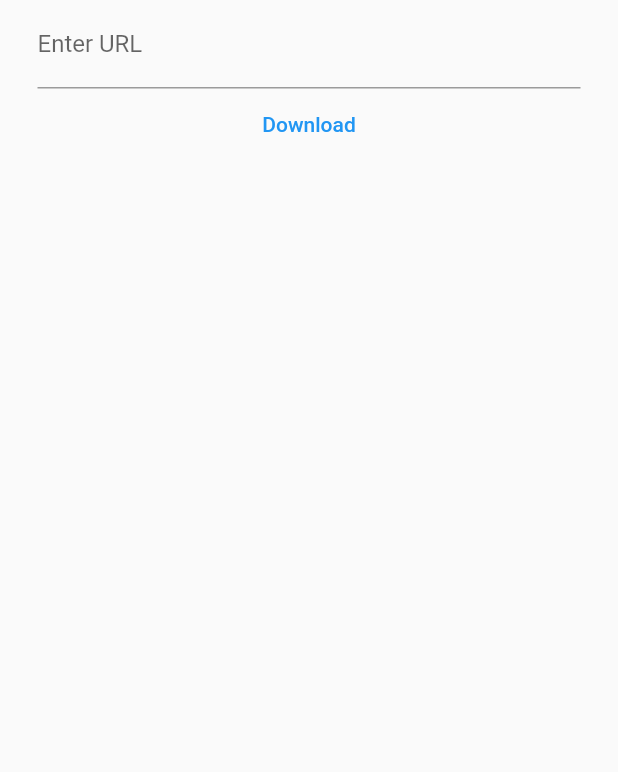
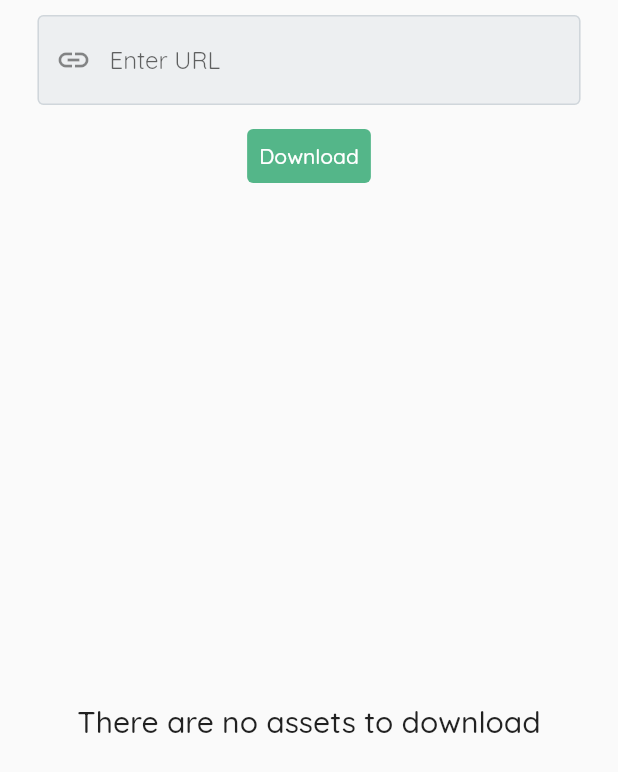
Before and after one commit to X-SLAYER/website-cloner-dart, a Flutter app: the screen it shows after launch, on a phone screen of 412 x 824 dp. Shown: the top 772 px of the screen. Run offline on Flutter 3.47's test engine with Material 2 defaults, Android fonts, the phone set to English and light mode, and no system bars; our stand-ins replace another_flushbar, auto_size_text, connectivity_plus, dio, fluttertoast, font_awesome_flutter and 1 more; missing offline and left inert: ez_validator, window_size.

```diff
--- a/lib/constant/regex_list.dart
+++ b/lib/constant/regex_list.dart
@@ -1 +1,2 @@
-const String mediaRegex = r'<(link|img|script).*(href|src)="(.*?)".*>';
+const String mediaRegex =
+    r'<(link|img|script).*(href|src|imagesrcset)="(.*?)".*>';
--- a/lib/main.dart
+++ b/lib/main.dart
@@ -1,17 +1,24 @@
+import 'dart:io';
+
 import 'package:flutter_updated_boilerplate/data/locale/general_context.dart';
 import 'package:flutter_updated_boilerplate/providers.dart';
 import 'package:flutter_updated_boilerplate/routers.dart';
-import 'package:flutter_updated_boilerplate/stores/language/app_localization.dart';
 import 'package:flutter_updated_boilerplate/stores/language/store.dart';
-import 'package:flutter_updated_boilerplate/stores/providers/app_theme.dart';
 import 'package:flutter_updated_boilerplate/ui/screens/home.dart';
 import 'package:flutter_localizations/flutter_localizations.dart';
 import 'package:flutter/material.dart';
 import 'package:flutter/services.dart';
+import 'package:google_fonts/google_fonts.dart';
 import 'package:provider/provider.dart';
+import 'package:window_size/window_size.dart';
 
 void main() async {
   WidgetsFlutterBinding.ensureInitialized();
+  if (Platform.isWindows || Platform.isLinux || Platform.isMacOS) {
+    setWindowTitle('Website Cloner By X-SLAYER');
+    setWindowMaxSize(const Size(639.0, 500.0));
+    setWindowMinSize(const Size(639.0, 500.0));
+  }
   SystemChrome.setPreferredOrientations([DeviceOrientation.portraitUp]);
   runApp(
     MultiProvider(
@@ -26,9 +33,7 @@ class MyApp extends StatelessWidget {
 
   @override
   Widget build(BuildContext context) {
-    return Consumer<AppLocalization>(
-      builder: (ctx, localization, child) => Consumer<AppTheme>(
-        builder: (_, themeProvider, __) => MaterialApp(
+    return MaterialApp(
       key: CurrentApp.appKey,
       navigatorKey: CurrentApp.navigatorKey,
       localizationsDelegates: const [
@@ -42,16 +47,21 @@ class MyApp extends StatelessWidget {
         Locale('en', 'US'),
         Locale('ar', 'TN'),
       ],
-          localeResolutionCallback: (locale, supportedLocales) {
-            return Locale(localization.selectedLanguageCode);
-          },
       debugShowCheckedModeBanner: false,
-          title: 'iheb-boilerplate',
-          theme: themeProvider.getThemeData,
+      title: 'Website Cloner By X-SLAYER',
+      theme: ThemeData(
+        fontFamily: GoogleFonts.quicksand().fontFamily,
+        brightness: Brightness.light,
+        primaryColor: const Color(0xFF54B689),
+        colorScheme: ThemeData().colorScheme.copyWith(
+              primary: const Color(0xFF54B689),
+              secondary: const Color(0xFF439C9D),
+              brightness: Brightness.light,
+            ),
+        backgroundColor: Colors.white,
+      ),
       home: const HomePage(),
       routes: Routes.routes,
-        ),
-      ),
     );
   }
 }
--- a/lib/models/media_type.dart
+++ b/lib/models/media_type.dart
@@ -1,4 +1,4 @@
-import 'package:flutter_updated_boilerplate/utils/app_utils/media_identifier.dart';
+import 'package:flutter_updated_boilerplate/utils/media_identifier.dart';
 
 enum MediaType { image, audio, video, other }
 
--- a/lib/stores/providers/app_theme.dart
+++ b/lib/stores/providers/app_theme.dart
@@ -12,11 +12,11 @@ class AppTheme extends ChangeNotifier {
   }
 
   final ThemeData themeData = ThemeData(
-    fontFamily: GoogleFonts.roboto().fontFamily,
+    fontFamily: GoogleFonts.quicksand().fontFamily,
     brightness: Brightness.light,
-    primaryColor: const Color.fromRGBO(0, 68, 105, 1),
+    primaryColor: const Color(0xFF54B689),
     colorScheme: ThemeData().colorScheme.copyWith(
-          secondary: const Color.fromRGBO(184, 0, 0, 1),
+          primary: const Color(0xFF54B689),
           brightness: Brightness.light,
         ),
     backgroundColor: Colors.white,
@@ -25,9 +25,9 @@ class AppTheme extends ChangeNotifier {
   final ThemeData themeDataDark = ThemeData(
     fontFamily: GoogleFonts.roboto().fontFamily,
     brightness: Brightness.dark,
-    primaryColor: const Color.fromRGBO(184, 0, 0, 1),
+    primaryColor: const Color(0xFF5b3ab9),
     colorScheme: ThemeData().colorScheme.copyWith(
-          secondary: const Color.fromRGBO(0, 68, 105, 1),
+          primary: const Color.fromRGBO(0, 68, 105, 1),
           brightness: Brightness.dark,
         ),
   );
--- a/lib/ui/screens/home.dart
+++ b/lib/ui/screens/home.dart
@@ -1,14 +1,25 @@
 import 'dart:developer';
 import 'dart:io';
 
+import 'package:auto_size_text/auto_size_text.dart';
 import 'package:ez_validator/validator/ez_validator_builder.dart';
 import 'package:flutter/material.dart';
 import 'package:flutter_updated_boilerplate/constant/regex_list.dart';
 import 'package:flutter_updated_boilerplate/data/network/dio/dio_handler.dart';
 import 'package:flutter_updated_boilerplate/models/media_type.dart';
-import 'package:flutter_updated_boilerplate/utils/app_utils/media_identifier.dart';
+import 'package:flutter_updated_boilerplate/utils/media_identifier.dart';
 import 'package:flutter_updated_boilerplate/utils/app_utils/widget_extensions.dart';
 import 'package:flutter_updated_boilerplate/utils/modals/app_modals.dart';
+
+enum ContentStatus {
+  pending(Colors.orange),
+  success(Colors.green),
+  error(Colors.red);
+
+  final Color color;
+
+  const ContentStatus(this.color);
+}
 
 class HomePage extends StatefulWidget {
   const HomePage({Key? key}) : super(key: key);
@@ -18,10 +29,22 @@ class HomePage extends StatefulWidget {
 }
 
 class HomePageState extends State<HomePage> {
-  bool isLoading = false;
   final urlValidator = EzValidator().url().build();
   final TextEditingController urlController = TextEditingController();
-  List<MediaModel> mediaList = [];
+  String saveDirectory = '/home/slayer/Desktop/website_cloner';
+  bool isLoading = false;
+  bool isDownloading = false;
+  ValueNotifier<Map<MediaModel, ContentStatus>> mediaList =
+      ValueNotifier<Map<MediaModel, ContentStatus>>({});
+
+  @override
+  void initState() {
+    super.initState();
+    // setState(() {
+    //   saveDirectory = Directory.current.path;
+    // });
+    // log('saveDirectory: $saveDirectory');
+  }
 
   void setLoading(bool value) {
     setState(() {
@@ -29,19 +52,23 @@ class HomePageState extends State<HomePage> {
     });
   }
 
+  void setDownloading(bool value) {
+    setState(() {
+      isDownloading = value;
+    });
+  }
+
   void getContent() async {
     setLoading(true);
-    mediaList.clear();
-    Directory('/home/slayer/Desktop/test/assets')
+    mediaList.value.clear();
+    Directory(saveDirectory)
         .create(recursive: true)
         .then((Directory directory) {
-      log(directory.path);
+      log('Directory created at: ${directory.path}');
     });
     DioHandler.getWebsiteContent(urlController.text).then((response) async {
-      File('/home/slayer/Desktop/test/assets/test.html')
-          .writeAsString(response)
-          .then((value) {
-        log('File written');
+      File('$saveDirectory/index.html').writeAsString(response).then((value) {
+        log('index written');
       });
       RegExp(mediaRegex).allMatches(response).forEach((match) {
         if ((!match.group(3).isEmptyOrNull) &&
@@ -49,19 +76,8 @@ class HomePageState extends State<HomePage> {
             isValidMedia(match.group(3)!)) {
           final model = MediaModel.fromRegex(match);
           log('message: $model \n', name: 'MATCHED-ASSETS');
-          mediaList.add(model);
+          mediaList.value[model] = ContentStatus.pending;
         }
-      });
-      await Future.forEach<MediaModel>(mediaList.map((e) => e),
-          (element) async {
-        final path = await Directory(
-                '/home/slayer/Desktop/test/assets/${element.folderPath}')
-            .create(recursive: true);
-        log('path: ${path.path}');
-        await DioHandler.downloadFile(
-          '${urlController.text}${element.mediaPath}',
-          '${path.path}${element.fileName}',
-        );
       });
       setLoading(false);
     }).catchError((error) {
@@ -70,20 +86,83 @@ class HomePageState extends State<HomePage> {
     });
   }
 
+  Future<void> downloadContent() async {
+    setDownloading(true);
+    await Future.forEach<MediaModel>(mediaList.value.keys.map((e) => e),
+        (media) async {
+      final path = await Directory('$saveDirectory/${media.folderPath}')
+          .create(recursive: true);
+      log('path: ${path.path}');
+      try {
+        await DioHandler.downloadFile(
+          '${urlController.text}${media.mediaPath}',
+          '${path.path}${media.fileName}',
+        );
+        mediaList.value[media] = ContentStatus.success;
+      } catch (e) {
+        mediaList.value[media] = ContentStatus.error;
+      }
+    });
+    setDownloading(false);
+  }
+
   @override
   Widget build(BuildContext context) {
     return Scaffold(
-      body: Center(
-        child: Column(
+      body: Column(
         children: [
+          const SizedBox(height: 10.0),
           TextFormField(
             controller: urlController,
-              decoration: const InputDecoration(
-                labelText: 'Enter URL',
+            decoration: InputDecoration(
+              hintText: 'Enter URL',
+              prefixIcon: const Icon(
+                Icons.link,
+              ),
+              enabledBorder: const OutlineInputBorder(
+                borderSide: BorderSide(color: Color(0xFFd0d6db)),
+              ),
+              border: InputBorder.none,
+              fillColor: const Color(0xFFd0d6db).withOpacity(.3),
+              filled: true,
             ),
             validator: EzValidator().required().url().build(),
           ),
-            TextButton(
+          const SizedBox(height: 10.0),
+          downloadButton(),
+          const SizedBox(height: 10.0),
+          Expanded(child: contentList())
+        ],
+      ).paddingHV(h: 25.0),
+      floatingActionButton:
+          ValueListenableBuilder<Map<MediaModel, ContentStatus>>(
+        valueListenable: mediaList,
+        builder: ((_, value, __) => value.isEmpty
+            ? const SizedBox.shrink()
+            : FloatingActionButton(
+                backgroundColor: Theme.of(context).colorScheme.primary,
+                onPressed: () async {
+                  if (isDownloading) return;
+                  await downloadContent();
+                },
+                child: isDownloading
+                    ? const SizedBox(
+                        height: 25.0,
+                        width: 25.0,
+                        child: CircularProgressIndicator(color: Colors.white),
+                      )
+                    : const Icon(
+                        Icons.download,
+                      ),
+              )),
+      ),
+    );
+  }
+
+  Widget downloadButton() => TextButton(
+        style: TextButton.styleFrom(
+          backgroundColor: Theme.of(context).colorScheme.primary,
+        ),
         onPressed: () {
           if (urlValidator(urlController.text) != null) {
             Toastr.showStaticModal(
@@ -98,15 +177,82 @@ class HomePageState extends State<HomePage> {
         },
         child: isLoading
             ? const SizedBox(
-                      width: 25.0,
-                      height: 25.0,
-                      child: CircularProgressIndicator(),
+                width: 20.0,
+                height: 20.0,
+                child: CircularProgressIndicator(color: Colors.white),
               )
-                  : const Text('Download'),
+            : const Text(
+                'Download',
+                style: TextStyle(
+                  color: Colors.white,
+                ),
+              ),
+      );
+
+  Widget contentList() {
+    return ValueListenableBuilder<Map<MediaModel, ContentStatus>>(
+      valueListenable: mediaList,
+      builder: (_, value, __) {
+        return value.isEmpty
+            ? Center(
+                child: Text(
+                  'There are no assets to download',
+                  style: Theme.of(context).textTheme.headline6,
+                ),
+              )
+            : ListView.separated(
+                separatorBuilder: (_, __) => const Divider(),
+                shrinkWrap: true,
+                itemCount: value.length,
+                itemBuilder: (_, index) {
+                  final item = value.keys.elementAt(index);
+                  final status = value.values.elementAt(index);
+                  return ListTile(
+                    title: AutoSizeText(
+                      item.fileName,
+                      maxLines: 2,
+                      style: const TextStyle(
+                        color: Colors.black,
+                        fontWeight: FontWeight.bold,
+                      ),
+                    ),
+                    trailing: Text(
+                      status.name,
+                      style: TextStyle(
+                        fontWeight: FontWeight.bold,
+                        color: status.color,
+                      ),
+                    ),
+                    subtitle: Row(
+                      mainAxisSize: MainAxisSize.min,
+                      children: [
+                        Container(
+                          padding: const EdgeInsets.symmetric(
+                              vertical: 5, horizontal: 10.0),
+                          decoration: BoxDecoration(
+                            color: Theme.of(context)
+                                .colorScheme
+                                .secondary
+                                .withOpacity(.5),
+                            borderRadius: BorderRadius.circular(15.0),
+                          ),
+                          child: Text(
+                            item.mediaType!.name,
+                            style: const TextStyle(
+                              fontWeight: FontWeight.bold,
+                            ),
+                          ),
                         ),
                       ],
-        ).paddingHV(h: 25.0),
+                    ).paddingLRTB(t: 5.0),
+                    leading: Icon(
+                      getIconByMediaType(item.mediaType!),
+                      color: Theme.of(context).colorScheme.primary,
                     ),
+                  );
+                },
+              );
+      },
     );
   }
 }
```
Also changed, not shown: launcher_icon.yaml (+7 -1 lines), lib/utils/app_utils/media_identifier.dart (deleted, +0 -15 lines), lib/utils/media_identifier.dart (added, +35 -0 lines), pubspec.yaml (+12 -13 lines), assets/images/cloner_logo.png (added), pubspec.lock, 42 other files. Lines whose indentation alone changed are shown as unchanged.
